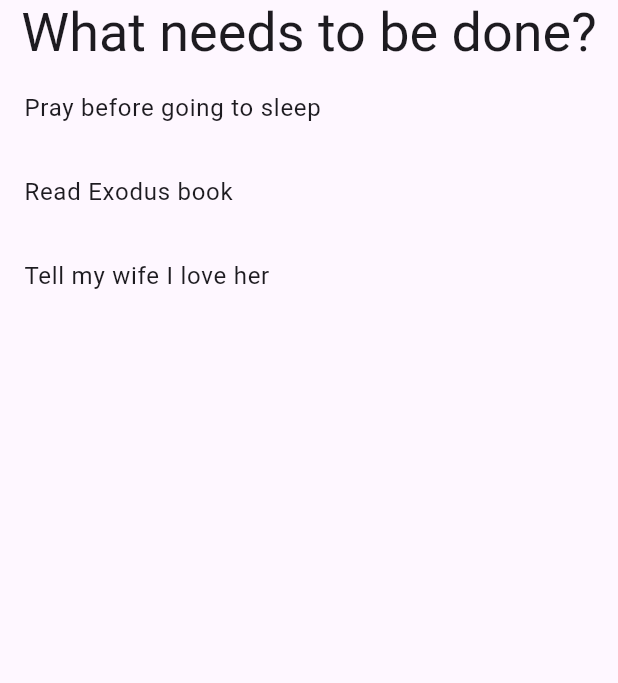
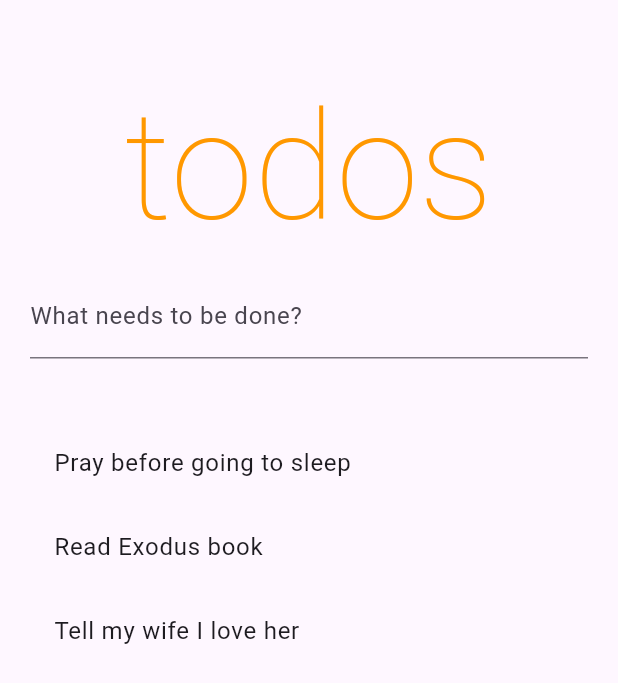
Before and after one commit to dsubiros/riverpod_todo_2, a Flutter app: the screen it shows after launch, on a phone screen of 412 x 824 dp. Shown: the top 683 px of the screen. Run offline on Flutter 3.47's test engine with Material 3 defaults, Android fonts, the phone set to English and light mode, and no system bars; our stand-ins replace flutter_hooks, hooks_riverpod, riverpod; Roboto replaces fonts that are missing (Helvetica Neue).

Commit message:
Can already add new Todo, using textEditing Controller

```diff
--- a/lib/main.dart
+++ b/lib/main.dart
@@ -1,8 +1,38 @@
 import 'package:flutter/material.dart';
+import 'package:flutter_hooks/flutter_hooks.dart';
 import 'package:hooks_riverpod/hooks_riverpod.dart';
 import 'package:riverpod_todo_2/provider.dart';
 
 void main() => runApp(const ProviderScope(child: MyApp()));
+
+// class MyApp extends StatelessWidget {
+//   const MyApp({super.key});
+
+//   @override
+//   Widget build(BuildContext context) {
+//     var textTheme = Theme.of(context).textTheme;
+
+//     return MaterialApp(
+//       // title: 'Material App',
+//       home: Scaffold(
+//         // appBar: AppBar(
+//         //   title: const Text('Material App Bar'),
+//         // ),
+//         body: SafeArea(
+//           child: Column(
+//             children: [
+//               Text(
+//                 'What needs to be done?',
+//                 style: textTheme.displaySmall,
+//               ),
+//               const Home()
+//             ],
+//           ),
+//         ),
+//       ),
+//     );
+//   }
+// }
 
 class MyApp extends StatelessWidget {
   const MyApp({super.key});
@@ -11,43 +41,80 @@ class MyApp extends StatelessWidget {
   Widget build(BuildContext context) {
     var textTheme = Theme.of(context).textTheme;
 
-    return MaterialApp(
-      // title: 'Material App',
-      home: Scaffold(
-        // appBar: AppBar(
-        //   title: const Text('Material App Bar'),
-        // ),
-        body: SafeArea(
-          child: Column(
-            children: [
-              Text(
-                'What needs to be done?',
-                style: textTheme.displaySmall,
-              ),
-              const TodoPage()
-            ],
-          ),
+    return const MaterialApp(
+      title: 'Riverpod Todos',
+      home: Home(),
+    );
+  }
+}
+
+class Home extends HookConsumerWidget {
+  const Home({super.key});
+
+  @override
+  Widget build(BuildContext context, WidgetRef ref) {
+    final todos = ref.watch(filteredTodos);
+    final newTodoController = useTextEditingController();
+
+    return GestureDetector(
+      onTap: () => FocusScope.of(context).unfocus(),
+      child: Scaffold(
+        body: ListView(
+          padding: const EdgeInsets.symmetric(horizontal: 20, vertical: 40),
+          children: [
+            const Tile(),
+            TextField(
+              key: addTodoKey,
+              controller: newTodoController,
+              decoration:
+                  const InputDecoration(labelText: 'What needs to be done?'),
+              onSubmitted: (value) {
+                ref.read(todoListProvider.notifier).add(value);
+                newTodoController.clear();
+              },
+            ),
+            const SizedBox(height: 42.0),
+            ...todos.map((todo) => ListTile(title: Text(todo.description))),
+          ],
         ),
       ),
     );
   }
 }
 
-class TodoPage extends HookConsumerWidget {
-  const TodoPage({super.key});
+class Tile extends StatelessWidget {
+  const Tile({super.key});
 
   @override
-  Widget build(BuildContext context, WidgetRef ref) {
-    final data = ref.watch(filteredTodos);
-
-    return ListView.builder(
-      shrinkWrap: true,
-      itemCount: data.length,
-      itemBuilder: (context, index) {
-        return ListTile(
-          title: Text(data[index].description),
-        );
-      },
+  Widget build(BuildContext context) {
+    return const Text(
+      'todos',
+      textAlign: TextAlign.center,
+      style: TextStyle(
+        color: Colors.orange,
+        fontSize: 100,
+        fontWeight: FontWeight.w100,
+        fontFamily: 'Helvetica Neue',
+      ),
     );
   }
 }
+
+// class TodoPage extends HookConsumerWidget {
+//   const TodoPage({super.key});
+
+//   @override
+//   Widget build(BuildContext context, WidgetRef ref) {
+//     final data = ref.watch(filteredTodos);
+
+//     return ListView.builder(
+//       shrinkWrap: true,
+//       itemCount: data.length,
+//       itemBuilder: (context, index) {
+//         return ListTile(
+//           title: Text(data[index].description),
+//         );
+//       },
+//     );
+//   }
+// }
```
